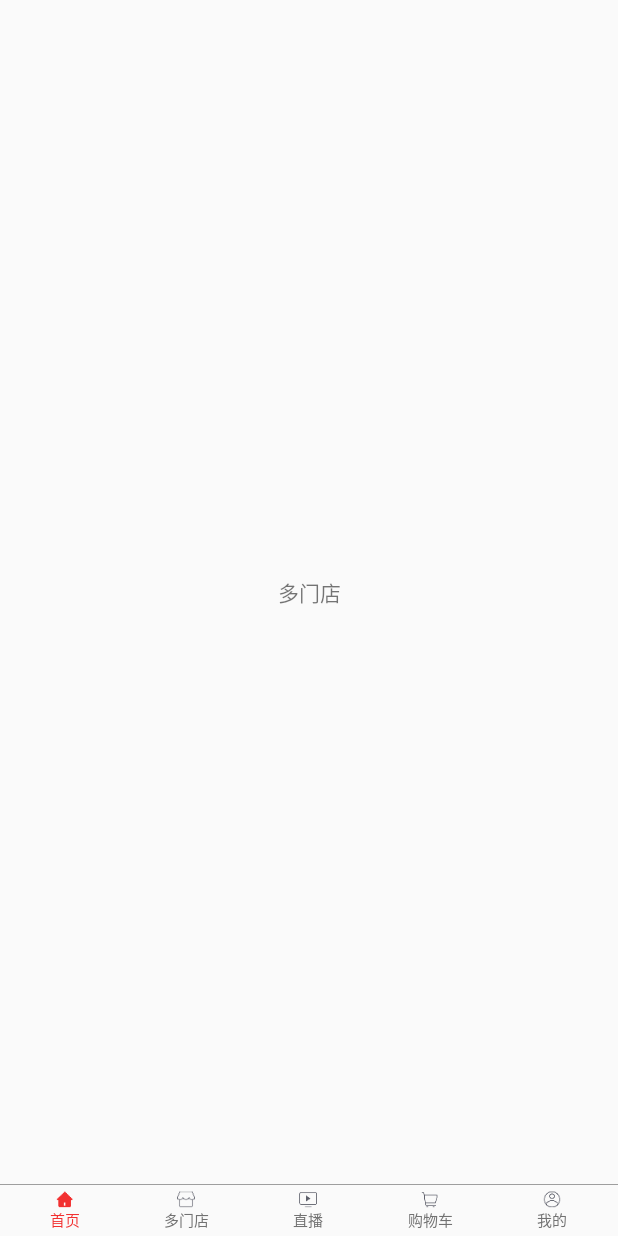
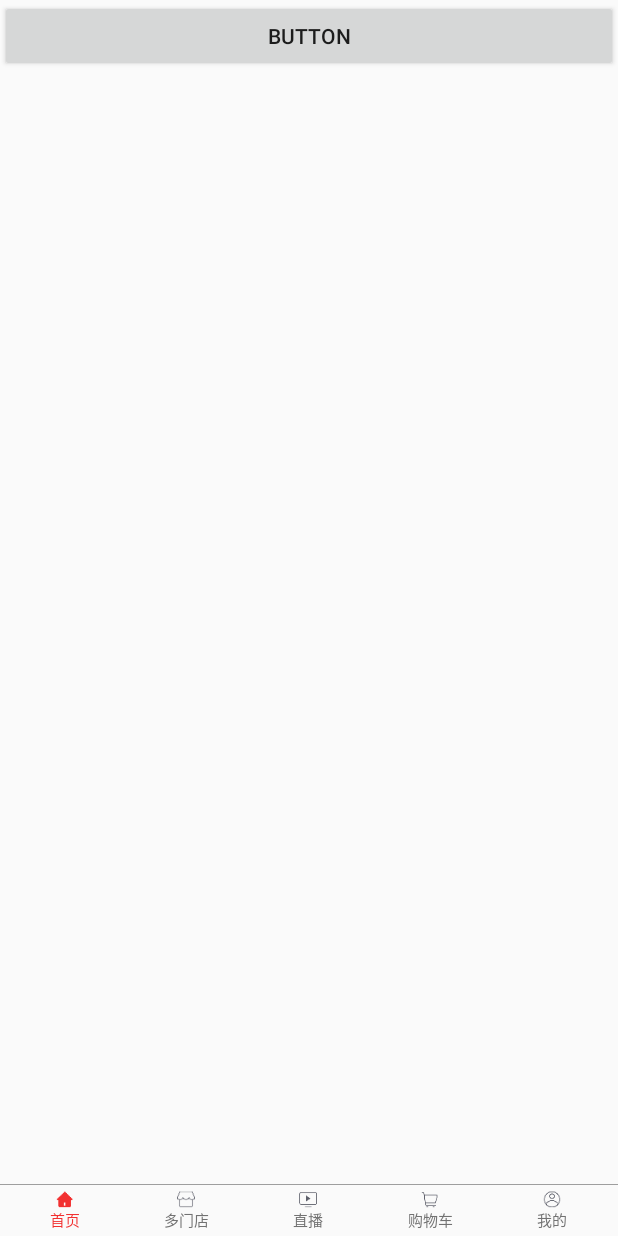
Before and after one commit to jiweijun/helloworld, an Android app: the fragment ShopFragment placed in its activity, on a phone screen of 412 x 824 dp. Run offline under Robolectric (Android 15) with nearby library versions, the phone set to English and light mode, and no system bars; libraries missing offline, so code that uses them is left out: com.github.mikephil.charting.

Commit message:
Update fragment_shop.xml

```diff
--- a/LinkDatabaseApplication/app/src/main/res/layout/fragment_shop.xml
+++ b/LinkDatabaseApplication/app/src/main/res/layout/fragment_shop.xml
@@ -4,10 +4,11 @@
     android:layout_height="match_parent">
 
 
-    <TextView
-        android:gravity="center"
-        android:layout_width="match_parent"
-        android:layout_height="match_parent"
-        android:text="多门店" />
+    <Button
+        android:id="@+id/button4"
+        android:layout_width="219dp"
+        android:layout_height="wrap_content"
+        android:layout_weight="1"
+        android:text="Button" />
 
 </LinearLayout>
```
